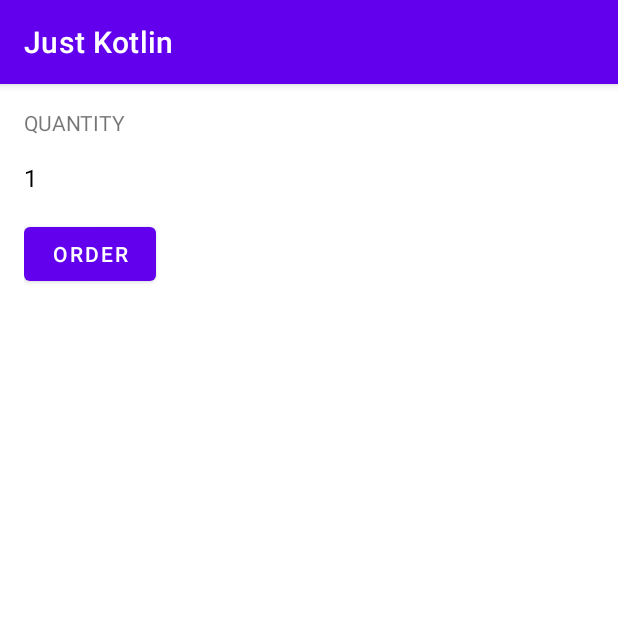
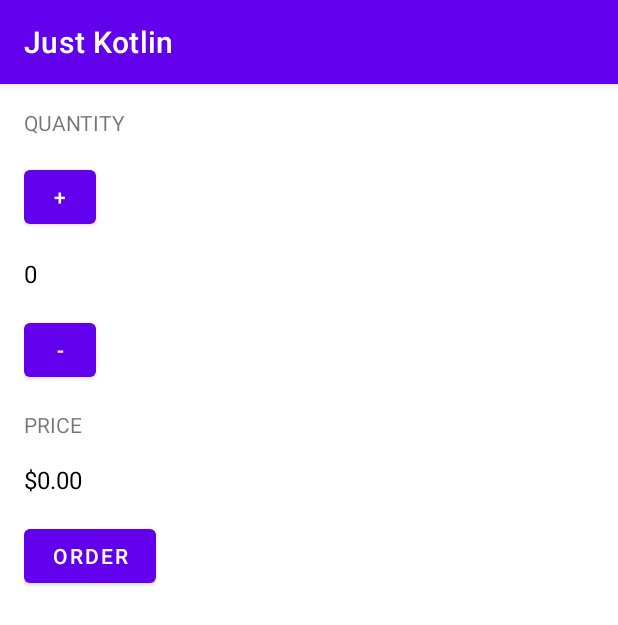
Before and after one commit to Arsonist-Cook/Desenvolvimento-Android_Trilha-Basica, an Android app: the screen it shows after launch (MainActivity), after a tap on "ORDER", on a phone screen of 412 x 824 dp. Shown: the top 625 px of the screen. Run offline under Robolectric (Android 15) with nearby library versions, the phone set to English and light mode, and no system bars.

Commit message:
Add Quantity base controls with interaction

```diff
--- a/User Input/Just Kotlin/app/src/main/java/com/example/android/justkotlin/MainActivity.kt
+++ b/User Input/Just Kotlin/app/src/main/java/com/example/android/justkotlin/MainActivity.kt
@@ -4,19 +4,44 @@ import androidx.appcompat.app.AppCompatActivity
 import android.os.Bundle
 import android.view.View
 import android.widget.TextView
+import java.text.NumberFormat
 
 class MainActivity : AppCompatActivity() {
+    var numberOfCoffees: Int = 0
+    var priceOfCoffee: Double = 5.0
+
     override fun onCreate(savedInstanceState: Bundle?) {
         super.onCreate(savedInstanceState)
         setContentView(R.layout.activity_main)
+        display(numberOfCoffees)
+        displayPrice(numberOfCoffees * priceOfCoffee)
     }
 
-    fun submitOrder(view:View){
-        display(1)
+    fun submitOrder(view: View) {
+        display(numberOfCoffees)
+        displayPrice(numberOfCoffees * priceOfCoffee)
     }
 
     private fun display(number: Int) {
         val quantityTextView: TextView = findViewById(R.id.order_text_input)
         quantityTextView.text = "$number"
     }
+
+    private fun displayPrice(number: Double) {
+        val priceTextView: TextView = findViewById(R.id.price_text_input)
+        priceTextView.text = NumberFormat.getCurrencyInstance().format(number)
+    }
+
+    fun incrementCup(view: View) {
+        numberOfCoffees++
+        display(numberOfCoffees)
+    }
+
+    fun decrementCup(view: View) {
+        if (numberOfCoffees > 0) {
+            numberOfCoffees--
+            display(numberOfCoffees)
+        }
+    }
+
 }
--- a/User Input/Just Kotlin/app/src/main/res/layout/activity_main.xml
+++ b/User Input/Just Kotlin/app/src/main/res/layout/activity_main.xml
@@ -13,13 +13,45 @@
         android:layout_height="wrap_content"
         android:layout_marginBottom="16dp"
         android:text="quantity"
-        android:textAllCaps="true"/>
+        android:textAllCaps="true" />
+    <Button
+        android:id="@+id/decrement_btn"
+        android:layout_width="48dp"
+        android:layout_height="48dp"
+        android:layout_marginBottom="16dp"
+        android:onClick="incrementCup"
+        android:text="+" />
 
     <TextView
         android:id="@+id/order_text_input"
         android:layout_width="wrap_content"
         android:layout_height="wrap_content"
+        android:layout_marginBottom="16sp"
         android:text="0"
+        android:textColor="@color/black"
+        android:textSize="16sp" />
+
+    <Button
+        android:id="@+id/increment_btn"
+        android:layout_width="48dp"
+        android:layout_height="48dp"
+        android:layout_marginBottom="16dp"
+        android:onClick="decrementCup"
+        android:text="-" />
+    <TextView
+        android:id="@+id/label_price_input"
+        android:layout_width="wrap_content"
+        android:layout_height="wrap_content"
+        android:layout_marginBottom="16dp"
+        android:text="price"
+        android:textAllCaps="true" />
+
+    <TextView
+        android:id="@+id/price_text_input"
+        android:layout_width="wrap_content"
+        android:layout_height="wrap_content"
+        android:layout_marginBottom="16dp"
+        android:text="$0"
         android:textColor="@color/black"
         android:textSize="16sp" />
 
@@ -27,7 +59,6 @@
         android:id="@+id/order_btn"
         android:layout_width="wrap_content"
         android:layout_height="wrap_content"
-        android:layout_marginTop="16dp"
         android:onClick="submitOrder"
-        android:text="Order"/>
+        android:text="Order" />
 </LinearLayout>
```
